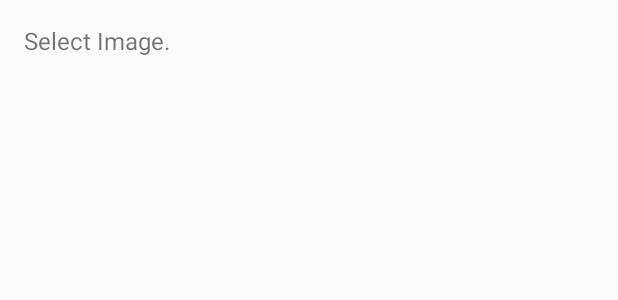
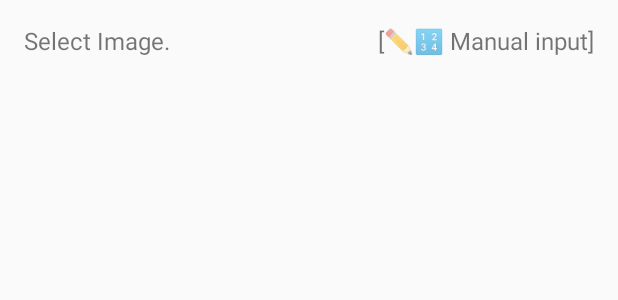
Before and after one commit to TakeThisWaltz/couponProject, an Android app: the layout tedbottompicker_content_view.xml on its own in the app's theme, with its tools: preview values and no code run, on a phone screen of 412 x 824 dp. Shown: the top 300 px of the screen. Run offline under Robolectric (Android 15) with nearby library versions, the light colour scheme and no system bars.

Commit message:
직접입력 추가

```diff
--- a/barcode/build.gradle
+++ b/barcode/build.gradle
@@ -7,8 +7,8 @@
         applicationId "kr.azazel.barcode"
         minSdkVersion 15
         targetSdkVersion 30
-        versionCode 23
-        versionName "2.3"
+        versionCode 26
+        versionName "2.6"
         testInstrumentationRunner "android.support.test.runner.AndroidJUnitRunner"
     }
     buildTypes {
--- a/barcode/src/main/java/kr/azazel/barcode/AzAppConfig.java
+++ b/barcode/src/main/java/kr/azazel/barcode/AzAppConfig.java
@@ -3,8 +3,8 @@
 public class AzAppConfig {
     public static final String PUBLISHER = "Azazel";
     public static final String NAME = "AzBarcode";
-    public static final String VERSION = "2.3";
-    public static final int VERSION_CODE = 23;
+    public static final String VERSION = "2.6";
+    public static final int VERSION_CODE = 26;
 
     public static final boolean LOG_ENABLED = false;
     public static final boolean FILE_LOG_ENABLED = false;
--- a/tedbottompicker/src/main/res/layout/tedbottompicker_content_view.xml
+++ b/tedbottompicker/src/main/res/layout/tedbottompicker_content_view.xml
@@ -7,16 +7,28 @@
         android:layout_height="match_parent"
     android:orientation="vertical"
     >
-
+<RelativeLayout
+    android:layout_width="match_parent"
+    android:layout_height="wrap_content">
     <TextView
         android:id="@+id/tv_title"
-        android:layout_width="match_parent"
+        android:layout_width="wrap_content"
         android:layout_height="wrap_content"
         android:layout_margin="16dp"
         android:textSize="16sp"
+        android:layout_alignParentLeft="true"
         android:text="@string/tedbottompicker_title"
         />
-
+    <TextView
+        android:id="@+id/tv_add_manual"
+        android:layout_width="wrap_content"
+        android:layout_height="wrap_content"
+        android:layout_margin="16dp"
+        android:textSize="16sp"
+        android:layout_alignParentRight="true"
+        android:text="@string/add_manual"
+        />
+</RelativeLayout>
 
     <android.support.v7.widget.RecyclerView
         android:layout_width="match_parent"
--- a/tedbottompicker/src/main/res/values/strings.xml
+++ b/tedbottompicker/src/main/res/values/strings.xml
@@ -1,4 +1,6 @@
 <resources>
 
     <string name="tedbottompicker_title">Select Image.</string>
+    <string name="add_manual">[✏️🔢 Manual input]</string>
+    <string name="alert_input_barcode">Enter the code value.</string>
 </resources>
```
Also changed, not shown: barcode/src/main/java/kr/azazel/barcode/MainActivity.java (+10 -1 lines), tedbottompicker/src/main/java/gun0912/tedbottompicker/TedBottomPicker.java (+38 -3 lines), 3 other files.
